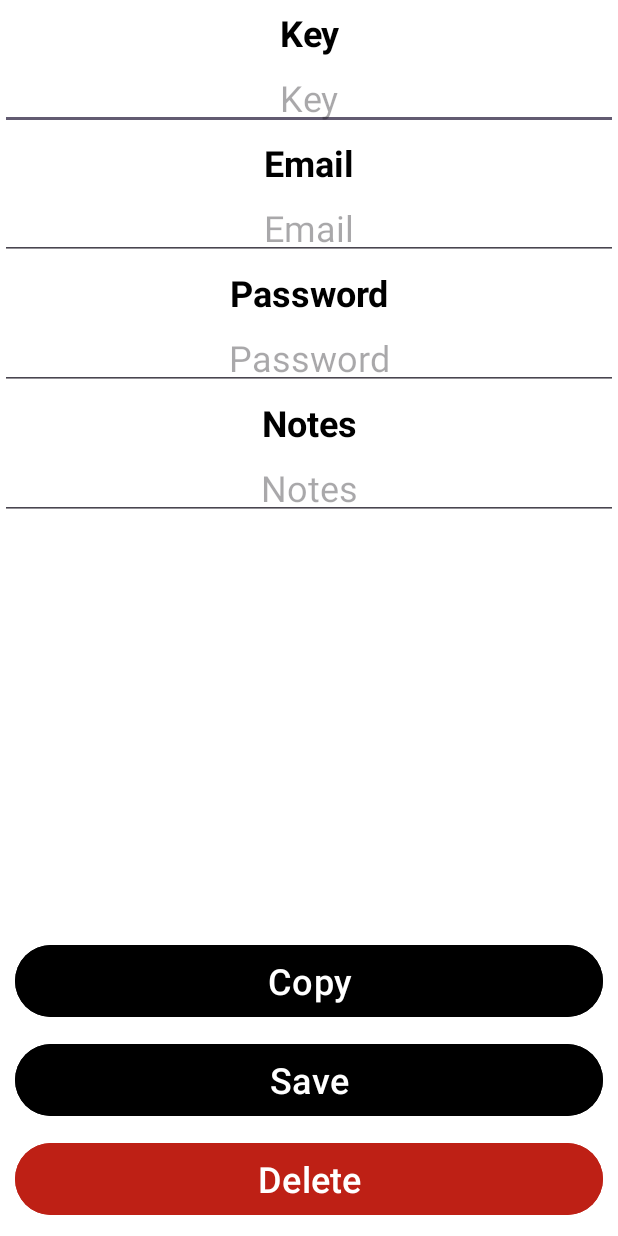
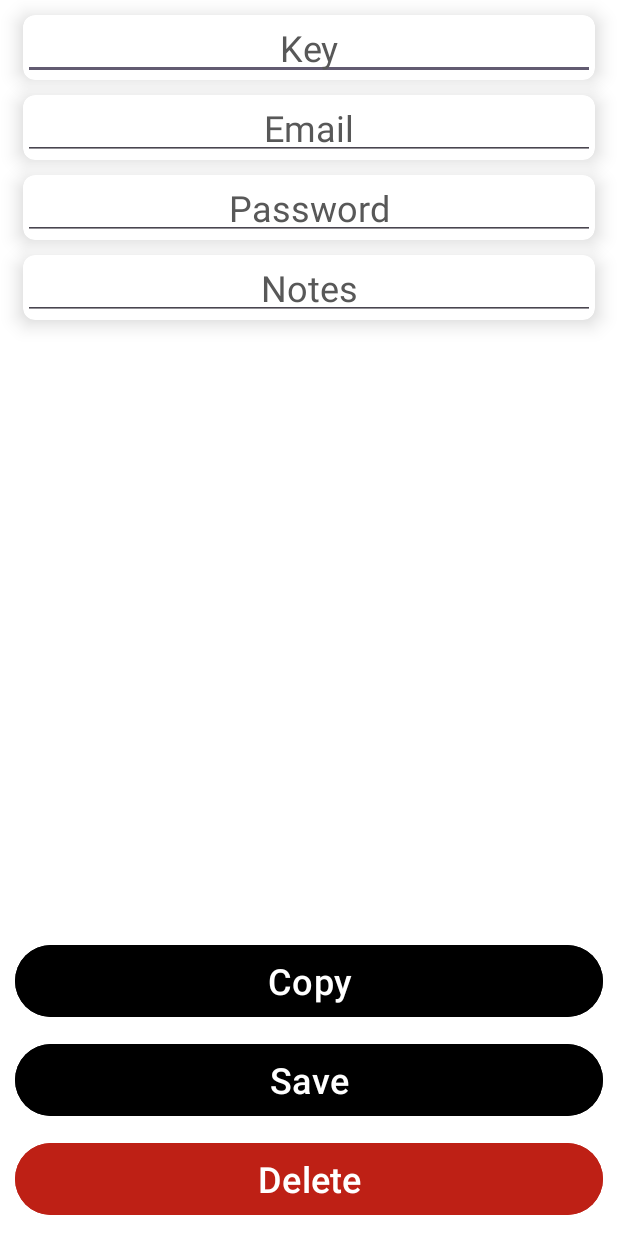
Before and after one commit to chsrdev/AndroidPasswordManager, an Android app: the PasswordActivity screen opened directly, with no data from a screen before it, on a phone screen of 412 x 824 dp. Run offline under Robolectric (Android 15) with nearby library versions, the phone set to English and light mode, and no system bars.

Commit message:
New design for edit/add password menu

```diff
--- a/app/src/main/res/layout/acivity_password.xml
+++ b/app/src/main/res/layout/acivity_password.xml
@@ -8,117 +8,117 @@
     android:background="@color/white"
     tools:context=".PasswordActivity">
 
-    <TextView
-        android:id="@+id/password_edit_key_title"
+    <androidx.cardview.widget.CardView
+        android:id="@+id/key_card"
         android:layout_width="match_parent"
         android:layout_height="wrap_content"
-        android:layout_gravity="center"
-        android:gravity="center"
-        android:paddingVertical="5dp"
-        android:text="@string/key"
-        android:textColor="@color/black"
-        android:textSize="24sp"
-        android:textStyle="bold"
-        app:layout_constraintStart_toStartOf="parent"
-        app:layout_constraintTop_toTopOf="parent" />
+        android:layout_marginHorizontal="15dp"
+        android:layout_marginVertical="10dp"
+        android:backgroundTint="@color/white"
+        app:cardCornerRadius="8dp"
+        app:cardElevation="8dp"
+        app:layout_constraintTop_toTopOf="parent">
 
         <EditText
             android:id="@+id/password_edit_key"
             android:layout_width="match_parent"
             android:layout_height="wrap_content"
             android:layout_gravity="center"
+            android:autofillHints=""
             android:gravity="center"
             android:hint="@string/key"
             android:inputType="text"
             android:paddingVertical="5dp"
             android:textColor="@color/black"
+            android:textColorHint="@color/dark_gray"
             android:textSize="24sp"
             app:layout_constraintStart_toStartOf="parent"
-        app:layout_constraintTop_toBottomOf="@id/password_edit_key_title" />
+            tools:ignore="TextFields" />
+    </androidx.cardview.widget.CardView>
 
-    <TextView
-        android:id="@+id/password_edit_email_title"
+    <androidx.cardview.widget.CardView
+        android:id="@+id/email_card"
         android:layout_width="match_parent"
         android:layout_height="wrap_content"
-        android:layout_gravity="center"
-        android:gravity="center"
-        android:paddingVertical="5dp"
-        android:text="@string/email"
-        android:textColor="@color/black"
-        android:textSize="24sp"
-        android:textStyle="bold"
-        app:layout_constraintStart_toStartOf="parent"
-        app:layout_constraintTop_toBottomOf="@id/password_edit_key" />
+        android:layout_marginHorizontal="15dp"
+        android:layout_marginVertical="10dp"
+        android:backgroundTint="@color/white"
+        app:cardCornerRadius="8dp"
+        app:cardElevation="8dp"
+        app:layout_constraintTop_toBottomOf="@id/key_card">
 
         <EditText
             android:id="@+id/password_edit_email"
             android:layout_width="match_parent"
             android:layout_height="wrap_content"
             android:layout_gravity="center"
+            android:autofillHints=""
             android:gravity="center"
             android:hint="@string/email"
             android:inputType="textEmailAddress"
             android:paddingVertical="5dp"
             android:textColor="@color/black"
+            android:textColorHint="@color/dark_gray"
             android:textSize="24sp"
             app:layout_constraintStart_toStartOf="parent"
-        app:layout_constraintTop_toBottomOf="@id/password_edit_email_title" />
+            tools:ignore="TextFields" />
+    </androidx.cardview.widget.CardView>
 
-    <TextView
-        android:id="@+id/password_edit_password_title"
+    <androidx.cardview.widget.CardView
+        android:id="@+id/password_card"
         android:layout_width="match_parent"
         android:layout_height="wrap_content"
-        android:layout_gravity="center"
-        android:gravity="center"
-        android:paddingVertical="5dp"
-        android:text="@string/password"
-        android:textColor="@color/black"
-        android:textSize="24sp"
-        android:textStyle="bold"
-        app:layout_constraintStart_toStartOf="parent"
-        app:layout_constraintTop_toBottomOf="@id/password_edit_email" />
+        android:layout_marginHorizontal="15dp"
+        android:layout_marginVertical="10dp"
+        android:backgroundTint="@color/white"
+        app:cardCornerRadius="8dp"
+        app:cardElevation="8dp"
+        app:layout_constraintTop_toBottomOf="@id/email_card">
 
         <EditText
             android:id="@+id/password_edit_password"
             android:layout_width="match_parent"
             android:layout_height="wrap_content"
             android:layout_gravity="center"
+            android:autofillHints=""
             android:gravity="center"
             android:hint="@string/password"
             android:inputType="text"
             android:paddingVertical="5dp"
             android:textColor="@color/black"
+            android:textColorHint="@color/dark_gray"
             android:textSize="24sp"
             app:layout_constraintStart_toStartOf="parent"
-        app:layout_constraintTop_toBottomOf="@id/password_edit_password_title" />
+            tools:ignore="TextFields" />
+    </androidx.cardview.widget.CardView>
 
-    <TextView
-        android:id="@+id/password_edit_notes_title"
+    <androidx.cardview.widget.CardView
+        android:id="@+id/notes_card"
         android:layout_width="match_parent"
         android:layout_height="wrap_content"
-        android:layout_gravity="center"
-        android:gravity="center"
-        android:paddingVertical="5dp"
-        android:text="@string/notes"
-        android:textColor="@color/black"
-        android:textSize="24sp"
-        android:textStyle="bold"
-        app:layout_constraintStart_toStartOf="parent"
-        app:layout_constraintTop_toBottomOf="@id/password_edit_password" />
+        android:layout_marginHorizontal="15dp"
+        android:layout_marginVertical="10dp"
+        android:backgroundTint="@color/white"
+        app:cardCornerRadius="8dp"
+        app:cardElevation="8dp"
+        app:layout_constraintTop_toBottomOf="@id/password_card">
 
         <EditText
             android:id="@+id/password_edit_notes"
             android:layout_width="match_parent"
             android:layout_height="wrap_content"
             android:layout_gravity="center"
+            android:autofillHints=""
             android:gravity="center"
             android:hint="@string/notes"
             android:inputType="text"
             android:paddingVertical="5dp"
             android:textColor="@color/black"
+            android:textColorHint="@color/dark_gray"
             android:textSize="24sp"
             app:layout_constraintStart_toStartOf="parent"
-        app:layout_constraintTop_toBottomOf="@id/password_edit_notes_title" />
+            tools:ignore="TextFields" />
+    </androidx.cardview.widget.CardView>
 
     <Button
         android:id="@+id/copy_password_btn"
--- a/app/src/main/res/layout/password_edit_item.xml
+++ /dev/null
@@ -1,40 +0,0 @@
-<?xml version="1.0" encoding="utf-8"?>
-<androidx.cardview.widget.CardView xmlns:android="http://schemas.android.com/apk/res/android"
-    xmlns:app="http://schemas.android.com/apk/res-auto"
-    android:id="@+id/password_edit_item"
-    android:layout_width="match_parent"
-    android:layout_height="wrap_content"
-    app:cardElevation="8dp"
-    app:cardCornerRadius="8dp"
-    android:backgroundTint="@color/white"
-    android:layout_marginVertical="10dp"
-    android:layout_marginHorizontal="15dp">
-
-    <TextView
-        android:id="@+id/password_edit_key_title"
-        android:layout_width="wrap_content"
-        android:layout_height="wrap_content"
-        android:textColor="@color/black"
-        android:layout_gravity="center"
-        android:gravity="center"
-        android:textStyle="bold"
-        android:textSize="24sp"
-        android:text="@string/key"
-        android:paddingVertical="5dp"
-        app:layout_constraintStart_toStartOf="parent"
-        app:layout_constraintTop_toTopOf="parent" />
-    <EditText
-        android:id="@+id/password_edit_key"
-        android:layout_width="wrap_content"
-        android:layout_height="wrap_content"
-        android:inputType="text"
-        android:textColor="@color/black"
-        android:layout_gravity="center"
-        android:hint="Key"
-        android:gravity="center"
-        android:textSize="24sp"
-        android:paddingVertical="5dp"
-        app:layout_constraintStart_toStartOf="parent"
-        app:layout_constraintTop_toBottomOf="@id/password_edit_key_title" />
-
-</androidx.cardview.widget.CardView>
--- a/app/src/main/res/values/colors.xml
+++ b/app/src/main/res/values/colors.xml
@@ -2,5 +2,6 @@
 <resources>
     <color name="black">#000000</color>
     <color name="white">#FFFFFF</color>
+    <color name="dark_gray">#585858</color>
     <color name="dark_red">#BE2015</color>
 </resources>
```
Lines whose indentation alone changed are shown as unchanged.
